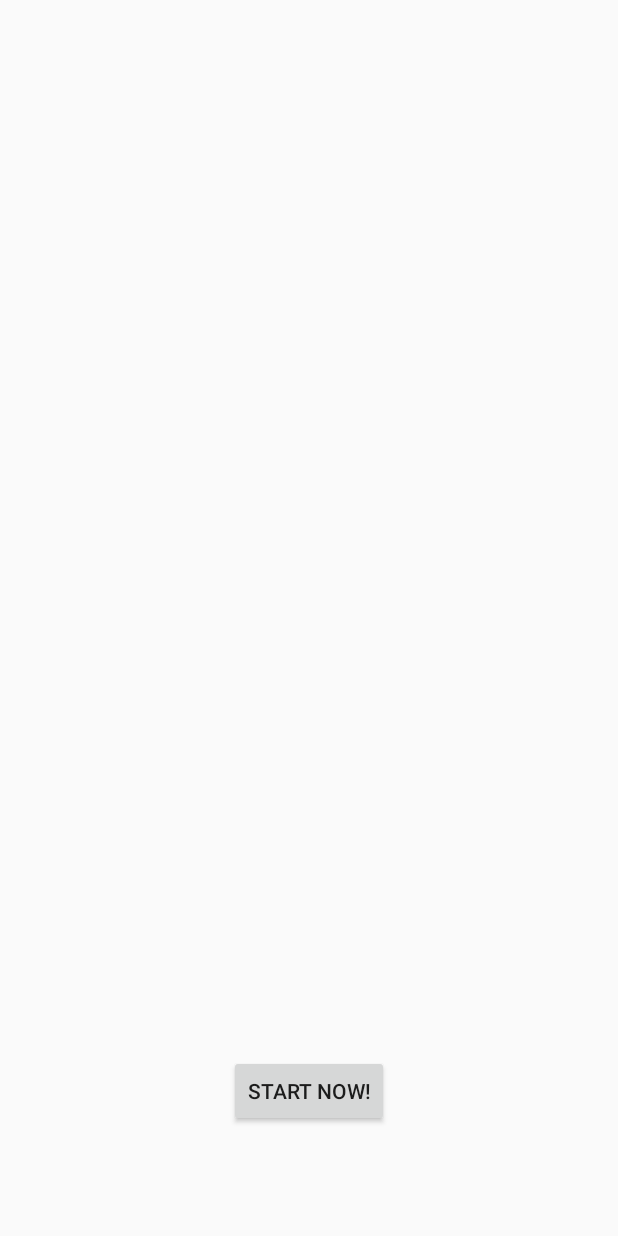
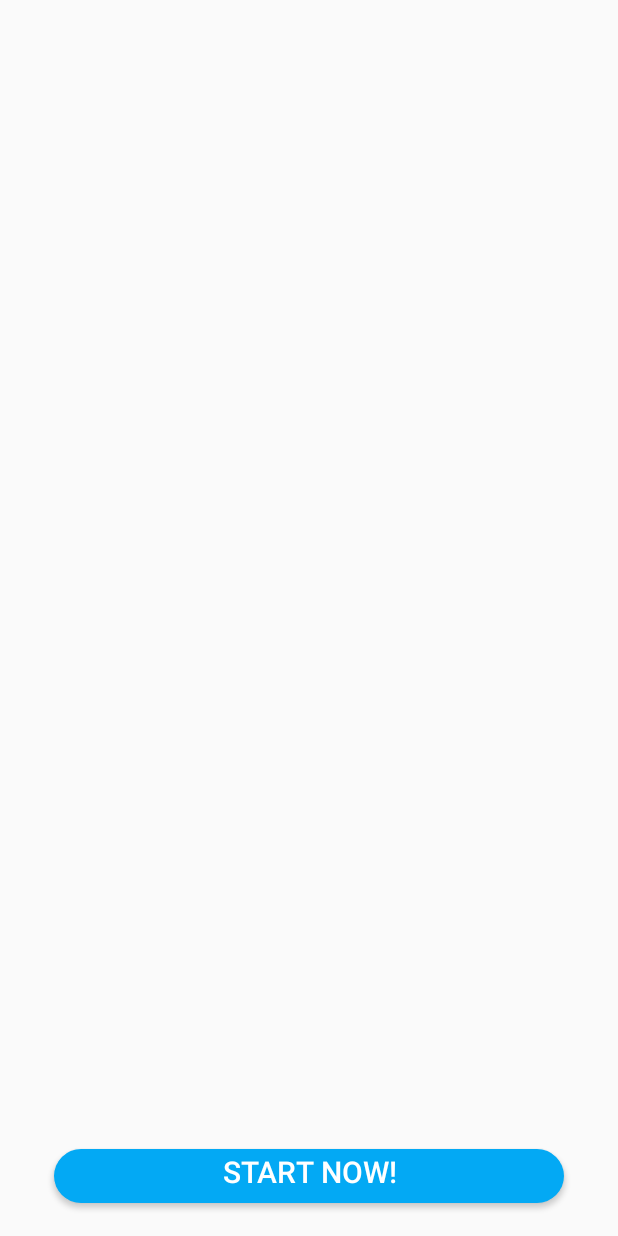
Before and after one commit to Hi-Timofey/It-s-time, an Android app: the screen it shows after launch (OnBoardActivity), on a phone screen of 412 x 824 dp. Run offline under Robolectric (Android 15) with nearby library versions, the phone set to English and light mode, and no system bars.

Commit message:
Работа с On Board

```diff
--- a/Android/app/src/main/AndroidManifest.xml
+++ b/Android/app/src/main/AndroidManifest.xml
@@ -9,6 +9,7 @@
         android:roundIcon="@mipmap/ic_launcher_round"
         android:supportsRtl="true"
         android:theme="@style/BlueApplicationStyle">
+        <activity android:name=".LogInActivity"></activity>
         <activity android:name=".OnBoardActivity">
             <intent-filter>
                 <action android:name="android.intent.action.MAIN" />
--- a/Android/app/src/main/res/layout/activity_on_board.xml
+++ b/Android/app/src/main/res/layout/activity_on_board.xml
@@ -8,13 +8,10 @@
 
 
     <android.support.v4.view.ViewPager
-        android:id="@+id/viewPager"
-        android:layout_width="match_parent"
-        android:layout_height="542dp"
-        android:layout_marginStart="8dp"
-        android:layout_marginTop="16dp"
-        android:layout_marginEnd="8dp"
-        android:layout_marginBottom="8dp"
+        android:id="@+id/sliderPage"
+        android:layout_width="0dp"
+        android:layout_height="0dp"
+        android:layout_marginBottom="3dp"
         app:layout_constraintBottom_toTopOf="@+id/button"
         app:layout_constraintEnd_toEndOf="parent"
         app:layout_constraintStart_toStartOf="parent"
@@ -24,15 +21,19 @@
 
     <Button
         android:id="@+id/button"
-        android:layout_width="wrap_content"
+        android:layout_width="0dp"
         android:layout_height="wrap_content"
-        android:layout_marginStart="8dp"
-        android:layout_marginTop="8dp"
-        android:layout_marginEnd="8dp"
-        android:layout_marginBottom="8dp"
+        android:layout_marginStart="32dp"
+        android:layout_marginTop="4dp"
+        android:layout_marginEnd="32dp"
+        android:layout_marginBottom="16dp"
+        android:background="@drawable/btn_background"
         android:text="@string/start_now"
+        android:textSize="20sp"
+        android:textColor="@color/whiteColor"
         app:layout_constraintBottom_toBottomOf="parent"
         app:layout_constraintEnd_toEndOf="parent"
         app:layout_constraintStart_toStartOf="parent"
-        app:layout_constraintTop_toBottomOf="@+id/viewPager" />
+        app:layout_constraintTop_toBottomOf="@+id/sliderPage" />
+
 </android.support.constraint.ConstraintLayout>
```
Also changed, not shown: Android/app/src/main/java/com/hitim/android/itstime/LogInActivity.java (added, +13 -0 lines), Android/app/src/main/res/layout/activity_log_in.xml (added, +9 -0 lines).
